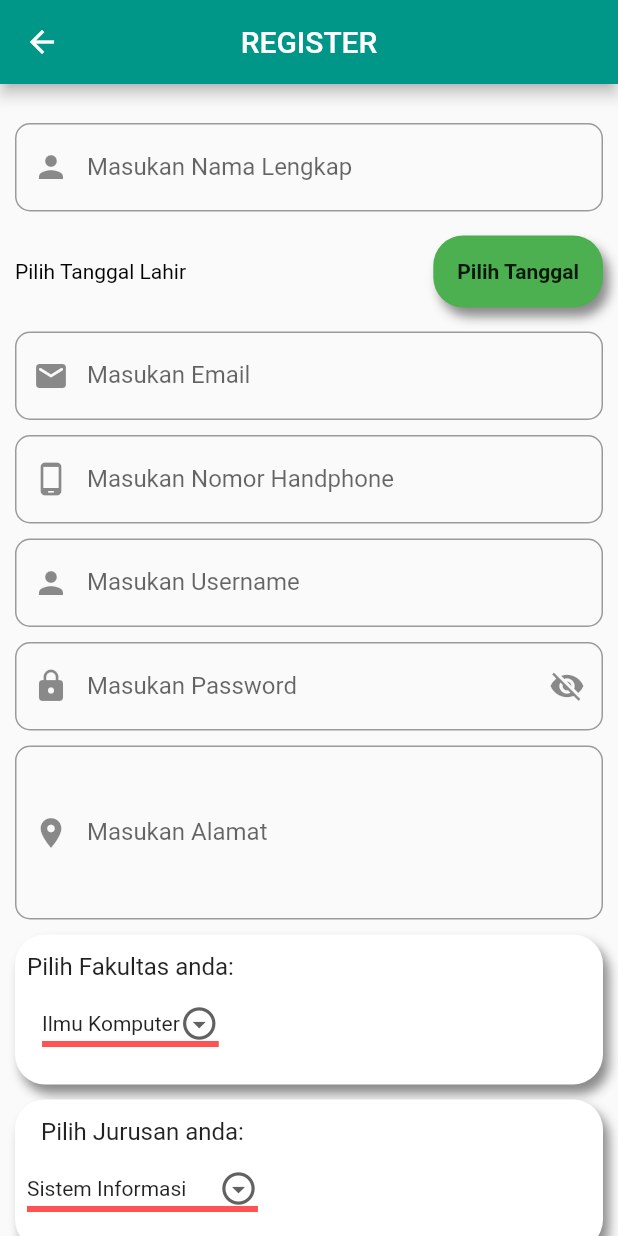
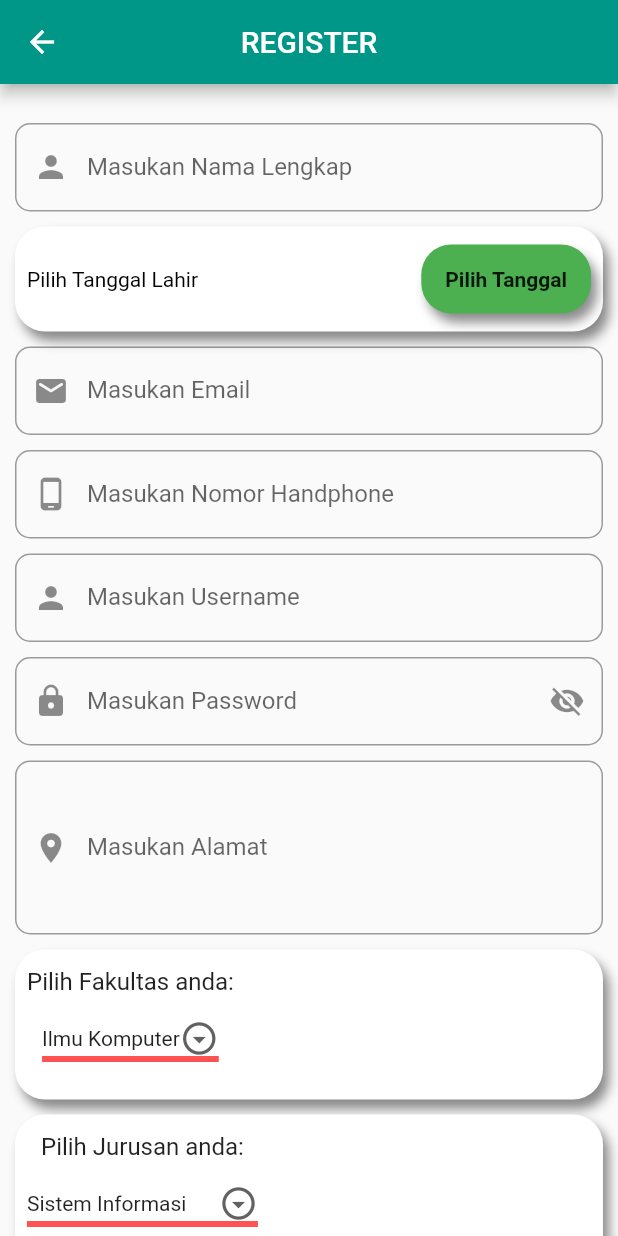
Before and after one commit to imamandrias/tugas13, a Flutter app: the RegisterPage screen opened directly, on a phone screen of 412 x 824 dp. Run offline on Flutter 3.47's test engine with Material 2 defaults, Android fonts, the phone set to English and light mode, and no system bars.

Commit message:
Update page_register.dart

```diff
--- a/mahasiswaku_apps/lib/screen/page_register.dart
+++ b/mahasiswaku_apps/lib/screen/page_register.dart
@@ -77,7 +77,21 @@ class _RegisterPageState extends State<RegisterPage> {
             Padding(
               padding: EdgeInsets.all(5.0),
               child: Container(
-                height: 60,
+                padding:
+                EdgeInsets.symmetric(vertical: 12, horizontal: 8),
+                height: 70,
+                width: 400,
+                decoration: BoxDecoration(
+                  borderRadius: BorderRadius.circular(20),
+                  color: Colors.white,
+                  boxShadow: [
+                    BoxShadow(
+                      offset: Offset(4, 6),
+                      blurRadius: 6,
+                      color: Colors.black45,
+                    )
+                  ],
+                ),
                 child: Row(
                   children: [
                     Expanded(
```
